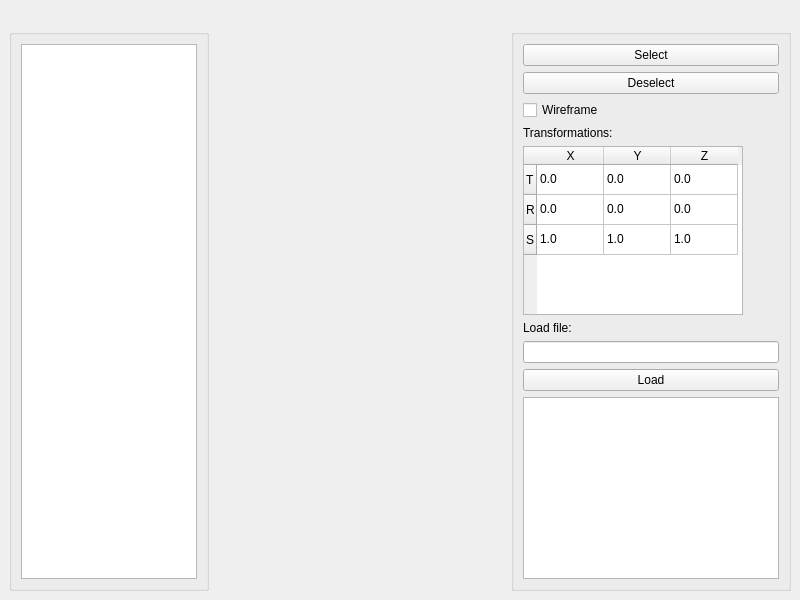
The window that ui/mainwindow.ui (RenatsB/SpaceBattle) describes before a commit, drawn with Qt 5.
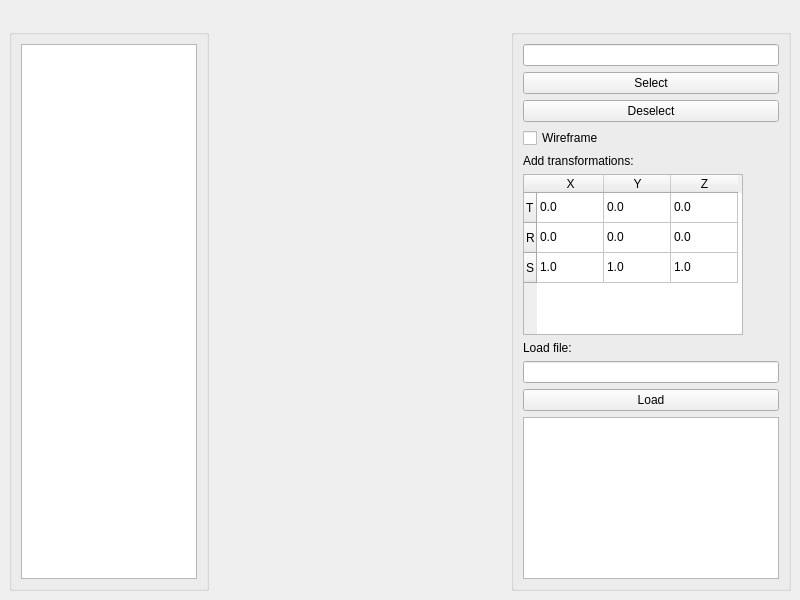
The same window after the commit.

Commit message: Addew wireframe toggle, fixed child-parent transform relations, currently broken due to renaming functions and methods in BaseObject class

Patch:
```diff
--- a/ui/mainwindow.ui
+++ b/ui/mainwindow.ui
@@ -119,7 +119,7 @@
        <string/>
       </property>
       <layout class="QGridLayout" name="gridLayout_2">
-       <item row="2" column="0">
+       <item row="5" column="1">
         <widget class="QCheckBox" name="m_wireframe">
          <property name="enabled">
           <bool>true</bool>
@@ -132,28 +132,28 @@
          </property>
         </widget>
        </item>
-       <item row="0" column="0">
+       <item row="2" column="1">
         <widget class="QPushButton" name="select">
          <property name="text">
           <string>Select</string>
          </property>
         </widget>
        </item>
-       <item row="1" column="0">
+       <item row="3" column="1">
         <widget class="QPushButton" name="deselect">
          <property name="text">
           <string>Deselect</string>
          </property>
         </widget>
        </item>
-       <item row="7" column="0">
+       <item row="10" column="1">
         <widget class="QLabel" name="label">
          <property name="text">
-          <string>Transformations:</string>
+          <string>Add transformations:</string>
          </property>
         </widget>
        </item>
-       <item row="8" column="0">
+       <item row="11" column="1">
         <widget class="QTableWidget" name="tableWidget">
          <property name="sizePolicy">
           <sizepolicy hsizetype="Expanding" vsizetype="Expanding">
@@ -161,10 +161,16 @@
            <verstretch>0</verstretch>
           </sizepolicy>
          </property>
+         <property name="minimumSize">
+          <size>
+           <width>200</width>
+           <height>120</height>
+          </size>
+         </property>
          <property name="maximumSize">
           <size>
            <width>220</width>
-           <height>180</height>
+           <height>200</height>
           </size>
          </property>
          <property name="autoFillBackground">
@@ -256,25 +262,28 @@
          </item>
         </widget>
        </item>
-       <item row="10" column="0">
+       <item row="13" column="1">
         <widget class="QLineEdit" name="loadGeoInput"/>
        </item>
-       <item row="11" column="0">
+       <item row="15" column="1">
+        <widget class="QListView" name="fileExplorer"/>
+       </item>
+       <item row="14" column="1">
         <widget class="QPushButton" name="loadGeo">
          <property name="text">
           <string>Load</string>
          </property>
         </widget>
        </item>
-       <item row="9" column="0">
+       <item row="12" column="1">
         <widget class="QLabel" name="label_2">
          <property name="text">
           <string>Load file:</string>
          </property>
         </widget>
        </item>
-       <item row="12" column="0">
-        <widget class="QListView" name="fileExplorer"/>
+       <item row="1" column="1">
+        <widget class="QLineEdit" name="m_slectLine"/>
        </item>
       </layout>
      </widget>
```
The commit also changes 8 other files.
